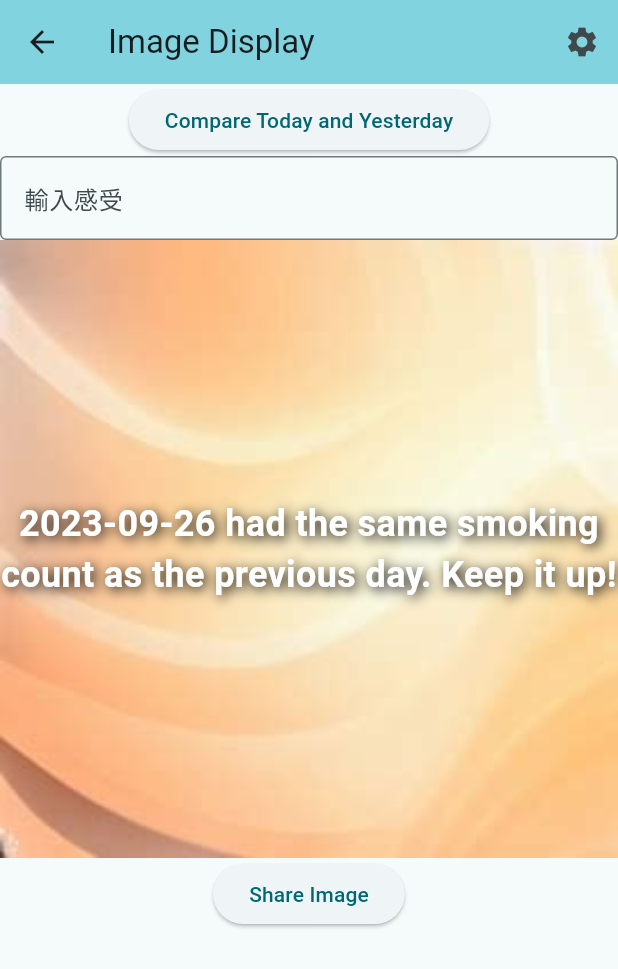
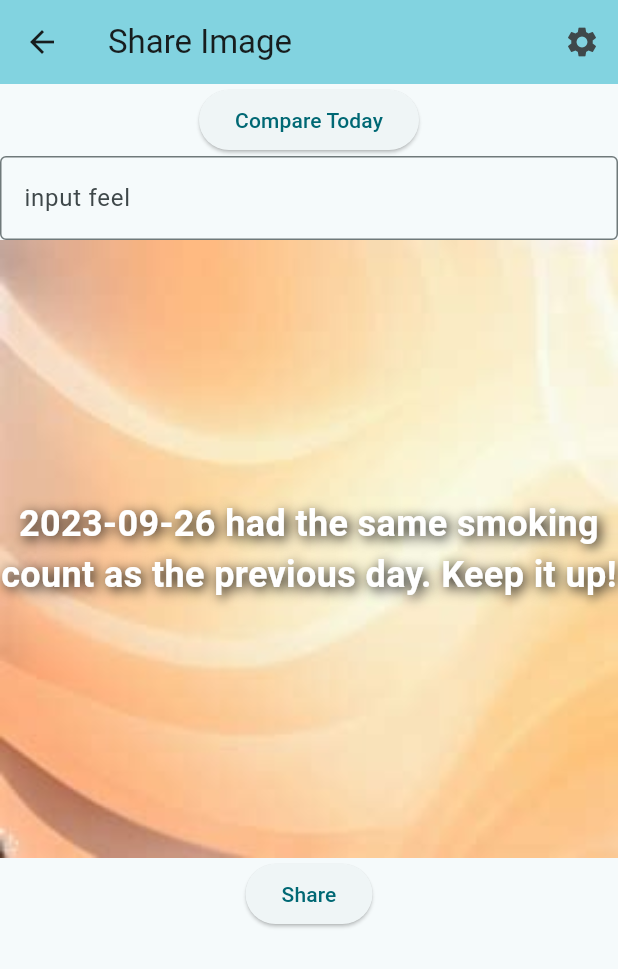
Before and after one commit to yaming8002/smoking_record, a Flutter app: the screen it shows after launch, after a tap on the "share" icon, on a phone screen of 412 x 824 dp. Shown: the top 969 px of the screen. Run offline on Flutter 3.47's test engine with Material 2 defaults, Android fonts, the phone set to English and light mode, and no system bars; our stand-ins replace auto_size_text, csv, file_picker, fl_chart, flutter_local_notifications, google_mobile_ads and 4 more; missing offline and left inert: workmanager; accounts and stored records are empty; network calls fail.

Commit message:
optimize home page

```diff
--- a/lib/l10n/intl_en.arb
+++ b/lib/l10n/intl_en.arb
@@ -6,6 +6,7 @@
         "page_next": "Next Page",
         "page_setting": "Settings",
         "page_report": "Report",
+        "page_imageDisplayPage": "Share Image",
         "page_title": "Title",
 
         "smokingStatus_status": "Smoking Status",
@@ -38,6 +39,7 @@
         "time_by_day": "Today (Yesterday)",
         "time_by_week": "This Week (Last Week)",
         "time_spacingTime": "Spacing Time",
+        "time_unit": "(mins)",
 
         "msg_endTimeFutureError": "End time cannot be in the future!",
         "msg_congratulationsReduced": "Congratulations! You smoked {count} fewer cigarettes on {yesterday} than on {dayBefore}.",
@@ -45,7 +47,11 @@
 
         "about_app": "About This App",
         "contact_author": "Contact Author",
+        "image_compare_this":"Compare Today",
+         "image_compare_yesterday":"Compare Yesterday",
         "image_Smoking_Less": "{date}'s smoking count is less than the previous day. Good job!",
         "image_Smoking_Equal": "{date} had the same smoking count as the previous day. Keep it up!",
-        "image_Smoking_More":  "{date}'s smoking count is more than the previous day. Stay strong and push on!"
+        "image_Smoking_More":  "{date}'s smoking count is more than the previous day. Stay strong and push on!",
+        "image_Share":"Share" ,
+        "image_Smoking_feel": "input feel"
     }
--- a/lib/l10n/intl_zh.arb
+++ b/lib/l10n/intl_zh.arb
@@ -6,6 +6,7 @@
         "page_next": "下一页",
         "page_setting": "设置",
         "page_report": "报告",
+        "page_imageDisplayPage": "分享图片",
         "page_title": "标题",
 
         "smokingStatus_status": "吸烟状态",
@@ -38,6 +39,7 @@
         "time_by_day": "今日(昨日)",
         "time_by_week": "本周(上周)",
         "time_spacingTime": "间隔时间",
+        "time_unit": "(分鐘)",
 
         "msg_endTimeFutureError": "结束时间不能在未来！",
         "msg_congratulationsReduced": "恭喜！你{yesterday}比{dayBefore}少抽{count}根烟。",
@@ -45,9 +47,13 @@
 
         "about_app": "关于本程序",
         "contact_author": "联系作者",
+        "image_compare_this":"比较今日",
+        "image_compare_yesterday":"比较昨日",
         "image_Smoking_Less": "{date} 的吸烟数量比前一日少，做得好！",
         "image_Smoking_Equal": "{date} 与前一日的吸烟数量持平，继续加油！",
-        "image_Smoking_More": "{date} 的吸烟数量比前一日多，再接再厲！"
+        "image_Smoking_More": "{date} 的吸烟数量比前一日多，再接再厲！",
+        "image_Share":"分享" ,
+        "image_Smoking_feel": "輸入感受"
 
 
     }
--- a/lib/l10n/intl_zh_TW.arb
+++ b/lib/l10n/intl_zh_TW.arb
@@ -6,6 +6,7 @@
     "page_next": "下一頁",
     "page_setting": "設定",
     "page_report": "報告",
+    "page_imageDisplayPage": "分享圖片",
     "page_title": "標題",
 
     "smokingStatus_status": "吸煙狀態",
@@ -39,6 +40,7 @@
     "time_by_day": "今日(昨日)",
     "time_by_week": "本週(上週)",
     "time_spacingTime": "間隔時間",
+    "time_unit": "(分鐘)",
 
     "msg_endTimeFutureError": "結束時間不能在未來！",
     "msg_congratulationsReduced": "恭喜！你{yesterday}有比{dayBefore}減少{count}根菸。",
@@ -46,7 +48,11 @@
 
     "about_app": "關於本程式",
     "contact_author": "聯繫作者",
+    "image_compare_this":"比較今日",
+    "image_compare_yesterday":"比較昨日",
     "image_Smoking_Less": "{date} 的吸菸數量比前一日少，做得好！",
     "image_Smoking_Equal": "{date} 與前一日的吸菸數量持平，繼續加油！",
-    "image_Smoking_More": "{date} 的吸菸數量比前一日多，再接再厲！"
+    "image_Smoking_More": "{date} 的吸菸數量比前一日多，再接再厲！",
+    "image_Share":"分享" ,
+    "image_Smoking_feel": "輸入感受"
 }
--- a/lib/ui/pages/ImageDisplayPage.dart
+++ b/lib/ui/pages/ImageDisplayPage.dart
@@ -2,6 +2,7 @@ import 'package:flutter/material.dart';
 import 'package:provider/provider.dart';
 
 import '../../core/providers/ImageDisplayRovider.dart';
+import '../../generated/l10n.dart';
 import '../widgets/AppFrame.dart';
 
 class ImageDisplayPage extends StatefulWidget {
@@ -19,7 +20,7 @@ class _ImageDisplayPage extends State<ImageDisplayPage> {
       child: Consumer<ImageDisplayProvider>(
         builder: (context, provider, child) {
           return AppFrame(
-            appBarTitle: 'Image Display',
+            appBarTitle: S.current.page_imageDisplayPage,
             body: Column(
               children: <Widget>[
                 ElevatedButton(
@@ -28,8 +29,8 @@ class _ImageDisplayPage extends State<ImageDisplayPage> {
                     // 你可以在這裡添加邏輯以決定如何更新 _textOnImage，或者在 ImageDisplayProvider 的 toggleComparison 方法中添加
                   },
                   child: Text(provider.compareTodayAndYesterday
-                      ? 'Compare Today and Yesterday'
-                      : 'Compare Yesterday and Day Before'),
+                      ? S.current.image_compare_this
+                      : S.current.image_compare_yesterday),
                 ),
                 TextFormField(
                   maxLines: null, // null makes it grow automatically
@@ -37,16 +38,16 @@ class _ImageDisplayPage extends State<ImageDisplayPage> {
                   onChanged: (text) {
                     provider.updateText(text);
                   },
-                  decoration: const InputDecoration(
-                    hintText: "輸入感受",
+                  decoration: InputDecoration(
+                    hintText: S.current.image_Smoking_feel,
                     border:
-                        OutlineInputBorder(), // adds a border around the TextFormField
+                        const OutlineInputBorder(), // adds a border around the TextFormField
                   ),
                 ),
                 provider.imageWithText,
                 ElevatedButton(
                   onPressed: provider.shareImage,
-                  child: const Text('Share Image'),
+                  child: Text(S.current.image_Share),
                 ),
               ],
             ),
--- a/lib/ui/pages/homePage.dart
+++ b/lib/ui/pages/homePage.dart
@@ -1,3 +1,4 @@
+import 'package:auto_size_text/auto_size_text.dart';
 import 'package:flutter/material.dart';
 import 'package:provider/provider.dart';
 
@@ -14,66 +15,75 @@ class HomePage extends StatefulWidget {
 }
 
 class _MyHomePageState extends State<HomePage> {
+  double? bodyWidth;
+  double? bodyHeight;
+
   @override
   Widget build(BuildContext context) {
     // 使用 ChangeNotifierProvider
     return ChangeNotifierProvider(
       create: (_) => HomePageProvider(context),
-      child: Consumer<HomePageProvider>(
-        builder: (context, provider, child) {
+      child: Consumer<HomePageProvider>(builder: (context, provider, child) {
         return AppFrame(
           appBarTitle: S.current.page_home,
-            body: Center(
+          body: LayoutBuilder(
+            builder: (context, constraints) {
+              bodyWidth = constraints.maxWidth;
+              bodyHeight = constraints.maxHeight;
+
+              return Center(
                 child: Column(
                   mainAxisAlignment: MainAxisAlignment.start,
                   children: <Widget>[
                     Center(
                       child: LayoutBuilder(
                         builder: (context, constraints) {
-                        double radius =
-                            constraints.maxWidth < constraints.maxHeight
-                                ? constraints.maxWidth / 3
-                                : constraints.maxHeight / 3;
+                          double radius = (bodyHeight! - 40) * 0.24;
                           return GestureDetector(
-                          onTap: () => provider.onNavigateToSecondPage(context),
+                            onTap: () =>
+                                provider.onNavigateToSecondPage(context),
                             child: CircleAvatar(
                                 radius: radius,
                                 backgroundColor: Colors.red,
-                            child: Text(
+                                child: AutoSizeText(
                                   provider.timeDiff,
-                              style: TextStyle(fontSize: radius / 5),
-                            ),
-                          ),
+                                  minFontSize: 10, // 這裡是最小的字體大小
+                                  maxFontSize: 100, // 這裡是最大的字體大小
+                                  style: const TextStyle(fontSize: 60),
+                                  maxLines: 1,
+                                )),
                           );
                         },
                       ),
                     ),
                     const SizedBox(height: 10.0),
                     Expanded(
-                    child: Column(
-                      children: <Widget>[
-                        InfoSection(
+                      flex: 22, // 這表示 InfoSection 將佔據 Column 中 25% 的空間
+                      child: InfoSection(
                         title: S.current.time_by_day,
                         thisSummaryDay: provider.today,
                         beforeSummaryDay: provider.yesterday,
                         provider: provider,
                       ),
-                        SizedBox(height: 5.0),
-                        InfoSection(
+                    ),
+                    const SizedBox(height: 15.0),
+                    Expanded(
+                      flex: 22, // 這表示 InfoSection 將佔據 Column 中 25% 的空間
+                      child: InfoSection(
                         title: S.current.time_by_week,
                         thisSummaryDay: provider.thisWeek,
                         beforeSummaryDay: provider.beforeWeek,
                         provider: provider,
                       ),
+                    ),
+                    const SizedBox(height: 15.0),
                   ],
-                    ),
-                  ),
-                ],
-              ),
                 ),
               );
             },
           ),
         );
+      }),
+    );
   }
 }
--- a/lib/ui/widgets/InfoCardByHome.dart
+++ b/lib/ui/widgets/InfoCardByHome.dart
@@ -1,3 +1,4 @@
+import 'package:auto_size_text/auto_size_text.dart';
 import 'package:flutter/material.dart';
 
 import '../../core/models/summaryDay.dart';
@@ -5,7 +6,6 @@ import '../../core/providers/HomePageProvider.dart';
 import '../../generated/l10n.dart';
 import '../pages/ImageDisplayPage.dart';
 import '../pages/reportPage.dart';
-import 'buildInfoSection.dart';
 
 class InfoSection extends StatelessWidget {
   final String title;
@@ -13,107 +13,144 @@ class InfoSection extends StatelessWidget {
   final SummaryDay? beforeSummaryDay;
   final HomePageProvider provider;
 
-  InfoSection({
-    super.key,
+  const InfoSection({
+    Key? key,
     required this.title,
     required this.thisSummaryDay,
     required this.beforeSummaryDay,
     required this.provider,
-  });
+  }) : super(key: key);
 
   @override
   Widget build(BuildContext context) {
-    return InkWell(
-      splashColor: Colors.blue.withOpacity(0.3),
-      borderRadius: BorderRadius.circular(8.0),
-      child: Container(
-        padding: EdgeInsets.all(8.0),
-        decoration: BoxDecoration(
-          color: const Color(0xFFFFFFFF),
-          borderRadius: BorderRadius.circular(8.0),
-          border: Border.all(
-            color: Colors.black, // 邊框顏色
-            width: 0.5, // 邊框寬度
+    return Container(
+      padding: EdgeInsets.only(left: 8.0, right: 8.0),
+      // decoration: BoxDecoration(
+      //   color: Colors.yellow,
+      //   borderRadius: BorderRadius.circular(8.0),
+      //   border: Border.all(color: Colors.black, width: 0.5),
+      // ),
+      child: Column(
+        mainAxisSize: MainAxisSize.max,
+        children: <Widget>[
+          _buildHeader(context),
+          SizedBox(height: 8.0),
+          Expanded(
+            child: Row(
+              children: [
+                Expanded(
+                    child: _buildInfoCard(S.current.smokingStatus_smokeCount,
+                        '${thisSummaryDay?.count ?? 0} (${beforeSummaryDay?.count ?? 0})')),
+                const SizedBox(width: 8.0),
+                Expanded(
+                  child: _buildInfoCard(S.current.smokingStatus_cumulativeTime,
+                      '${thisSummaryDay?.totalTime.inMinutes ?? 0} (${beforeSummaryDay?.totalTime.inMinutes ?? 0})',
+                      helpStr: S.current.time_unit),
+                ),
+              ],
             ),
           ),
-        child: Column(
-          children: <Widget>[
-            Container(
+        ],
+      ),
+    );
+  }
+
+  Widget _buildHeader(BuildContext context) {
+    return Container(
       width: double.infinity,
-              padding: EdgeInsets.symmetric(horizontal: 8.0, vertical: 4.0),
+      // padding: EdgeInsets.symmetric(horizontal: 8.0, vertical: 4.0),
       decoration: BoxDecoration(
-                color: Colors.blue, // 設置底色
-                borderRadius: BorderRadius.circular(8.0), // 設置圓角
+        color: Colors.blue,
+        borderRadius: BorderRadius.circular(8.0),
       ),
       child: Row(
+        mainAxisSize: MainAxisSize.max,
         mainAxisAlignment: MainAxisAlignment.spaceBetween,
         children: <Widget>[
           Text(
             title,
             style: const TextStyle(
-                        fontSize: 20,
-                        fontWeight: FontWeight.bold,
-                        color: Colors.white), // 設置文字顏色為白色以與背景對比
+                fontSize: 20, fontWeight: FontWeight.bold, color: Colors.white),
           ),
           Row(
             children: [
               IconButton(
                 icon: Icon(Icons.share),
-                        onPressed: () {
-                          // First, perform the comparison and template generation
-                          Navigator.push(
+                onPressed: () => Navigator.push(
                     context,
                     MaterialPageRoute(
-                              builder: (context) => ImageDisplayPage(),
-                            ),
-                          );
-
-                          // TODO: Then, integrate with your sharing logic here
-                          // For instance, if you're using a package like 'share', it might look something like:
-                          // await Share.share('Your share message here');
-                        },
+                        builder: (context) => ImageDisplayPage())),
               ),
               IconButton(
                 icon: Icon(Icons.report),
-                        onPressed: () {
-                          // TODO: Handle the report icon button's logic here
-                          Navigator.push(
-                            context,
-                            MaterialPageRoute(
-                              builder: (context) => ReportPage(),
-                            ),
-                          );
-                        },
+                onPressed: () => Navigator.push(context,
+                    MaterialPageRoute(builder: (context) => ReportPage())),
               ),
             ],
           ),
         ],
       ),
+    );
+  }
+
+  Widget _buildInfoCard(String title, String content, {String? helpStr}) {
+    return Container(
+      decoration: BoxDecoration(
+        color: Colors.white,
+        border: Border.all(color: Colors.grey[300]!),
+        borderRadius: BorderRadius.circular(3.0),
+        boxShadow: [
+          BoxShadow(
+              color: Colors.grey.withOpacity(0.5),
+              spreadRadius: 1,
+              blurRadius: 1,
+              offset: Offset(0, 1))
+        ],
       ),
-            SizedBox(height: 8.0), // 添加一些間距在Container和Row之間
-            Row(
-              mainAxisAlignment: MainAxisAlignment.spaceBetween,
-              children: <Widget>[
-                Expanded(
-                  child: InfoCard(
-                    title: S.current.smokingStatus_smokeCount,
-                    content:
-                        '${thisSummaryDay?.count ?? 0} (${beforeSummaryDay?.count ?? 0})',
+      child: Column(
+        children: [
+          // Title 配置3的部分
+          Flexible(
+            flex: 3,
+            child: Stack(
+              children: [
+                Center(
+                  child: AutoSizeText(
+                    title,
+                    minFontSize: 10,
+                    maxFontSize: 100,
+                    style: const TextStyle(fontSize: 40),
+                    maxLines: 1,
                   ),
                 ),
-                SizedBox(width: 8.0), // 這是一個間隔，您可以根據需要調整
-                Expanded(
-                  child: InfoCard(
-                    title: S.current.smokingStatus_cumulativeTime,
-                    content:
-                        // '${DateTimeUtil.formatDurationMinutes(thisSummaryDay?.totalTime ?? Duration.zero)} (${DateTimeUtil.formatDurationMinutes(beforeSummaryDay?.totalTime ?? Duration.zero)} )',
-                        '${thisSummaryDay?.totalTime.inMinutes ?? 0} (${beforeSummaryDay?.totalTime.inMinutes ?? 0})',
+                if (helpStr != null)
+                  Positioned(
+                    right: 8,
+                    child: Tooltip(
+                      message: helpStr,
+                      child: const Icon(Icons.help_outline, size: 20.0),
                     ),
                   ),
               ],
             ),
+          ),
+
+          // Content 配置7的部分
+          Flexible(
+            flex: 7,
+            child: Center(
+              child: AutoSizeText(
+                content,
+                minFontSize: 10,
+                maxFontSize: 100,
+                style: const TextStyle(fontSize: 50),
+                maxLines: 1,
+                textAlign: TextAlign.center,
+              ),
+            ),
+          ),
+          // "?" 標示在右上角
         ],
-        ),
       ),
     );
   }
--- a/pubspec.yaml
+++ b/pubspec.yaml
@@ -55,9 +55,9 @@ dependencies:
   share: any
   flutter_image: any
   image: any
-
+  auto_size_text: any
   google_mobile_ads: ^1.2.0
-
+  flutter_staggered_grid_view: any
 
 dev_dependencies:
   flutter_test:
```
Also changed, not shown: lib/ui/ScalableIconButton.dart (added, +28 -0 lines), lib/ui/widgets/InfoCardByHome2.dart (added, +177 -0 lines), lib/ui/widgets/TitleWithContentTemplate.dart (added, +51 -0 lines), lib/generated/intl/messages_en.dart, lib/generated/intl/messages_zh.dart, lib/generated/intl/messages_zh_TW.dart, lib/generated/l10n.dart, pubspec.lock. Lines whose indentation alone changed are shown as unchanged.
